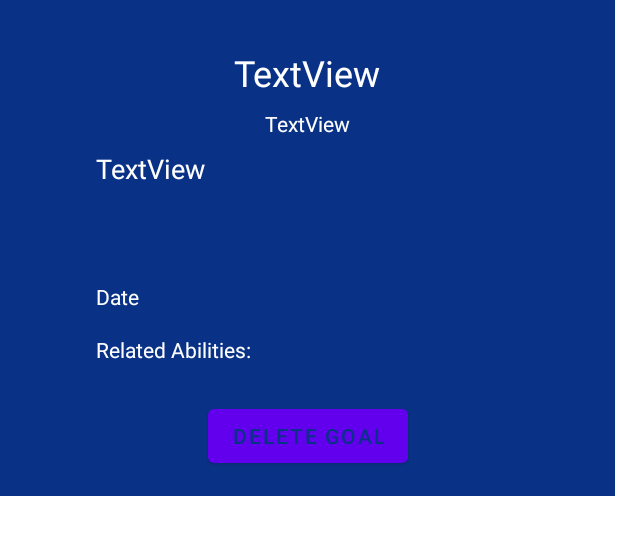
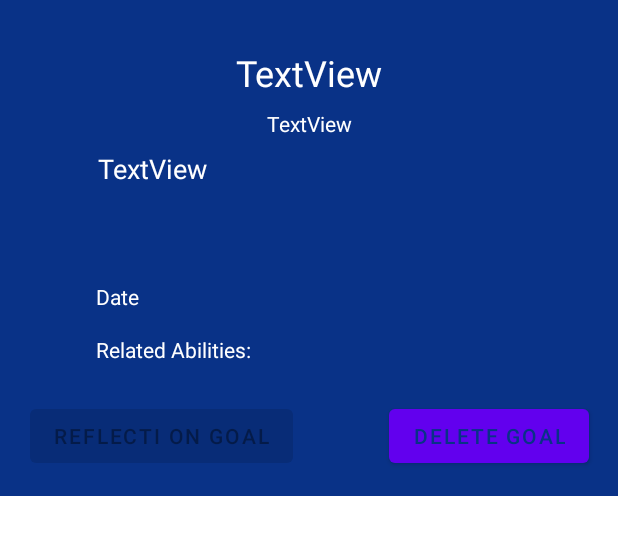
Before and after one commit to NaserSalameh/IP-Imposterless-App, an Android app: the layout fragment_goals_goal_popup.xml on its own in the app's theme, with its tools: preview values and no code run, on a phone screen of 412 x 824 dp. Shown: the top 535 px of the screen. Run offline under Robolectric (Android 15) with nearby library versions, the phone set to English and light mode, and no system bars.

Commit message:
Sprint 4: Goals Tab Last Changes: - Added Default Pic to Profile - Fixed issue if setup halfway interrupted - First Steps of Reflection Sprint progress: - Created Goals Tab and UI - Created models for Goals and Tasks - Created View Functionality for UI - Created Popups for Goals and Task UI - Created Add Goals and Tasks Functionality Sprint TO DO: - Create Goal Reflection when all tasks complete (Add button to do so).

```diff
--- /dev/null
+++ b/app/src/main/java/com/nasersalameh/imposterphenomenoninterventionapp/models/Reflection.java
@@ -0,0 +1,4 @@
+package com.nasersalameh.imposterphenomenoninterventionapp.models;
+
+public class Reflection {
+}
--- a/app/src/main/res/layout/fragment_goals_goal_popup.xml
+++ b/app/src/main/res/layout/fragment_goals_goal_popup.xml
@@ -85,13 +85,27 @@
         android:id="@+id/goalPopupDeleteButton"
         android:layout_width="wrap_content"
         android:layout_height="wrap_content"
-        android:layout_marginStart="64dp"
+        android:layout_marginStart="32dp"
         android:layout_marginTop="8dp"
-        android:layout_marginEnd="64dp"
+        android:layout_marginEnd="32dp"
         android:layout_marginBottom="16dp"
         android:text="Delete Goal"
         app:layout_constraintBottom_toBottomOf="parent"
         app:layout_constraintEnd_toEndOf="parent"
+        app:layout_constraintStart_toEndOf="@+id/goalPopupReflectButton"
+        app:layout_constraintTop_toBottomOf="@id/goalsPopupChipGroup"
+        app:layout_constraintVertical_bias="0.0" />
+
+    <Button
+        android:id="@+id/goalPopupReflectButton"
+        android:layout_width="wrap_content"
+        android:layout_height="wrap_content"
+        android:layout_marginStart="32dp"
+        android:layout_marginTop="8dp"
+        android:layout_marginEnd="32dp"
+        android:enabled="false"
+        android:text="Reflecti on Goal"
+        app:layout_constraintEnd_toStartOf="@+id/goalPopupDeleteButton"
         app:layout_constraintStart_toStartOf="parent"
-        app:layout_constraintTop_toBottomOf="@id/goalsPopupChipGroup" />
+        app:layout_constraintTop_toBottomOf="@+id/goalsPopupChipGroup" />
 </androidx.constraintlayout.widget.ConstraintLayout>
```
Also changed, not shown: app/src/main/java/com/nasersalameh/imposterphenomenoninterventionapp/activities/main/MainActivity.java (+1 -18 lines), app/src/main/java/com/nasersalameh/imposterphenomenoninterventionapp/activities/main/goals/GoalCardPopup.java (+13 -0 lines), app/src/main/java/com/nasersalameh/imposterphenomenoninterventionapp/activities/main/goals/GoalsCardsAdapter.java (+9 -1 lines), app/src/main/java/com/nasersalameh/imposterphenomenoninterventionapp/activities/main/profile/ProfileFragment.java (+6 -1 lines), app/src/main/java/com/nasersalameh/imposterphenomenoninterventionapp/activities/startup/StartupActivity.java (+33 -7 lines), app/src/main/java/com/nasersalameh/imposterphenomenoninterventionapp/models/Goal.java (+10 -0 lines), app/src/main/res/layout/fragment_goals_goal_card.xml (+8 -0 lines).
